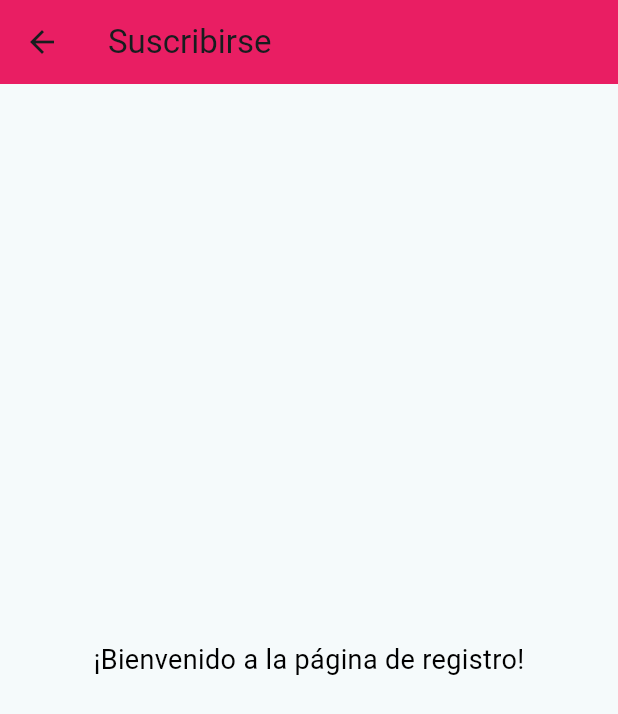
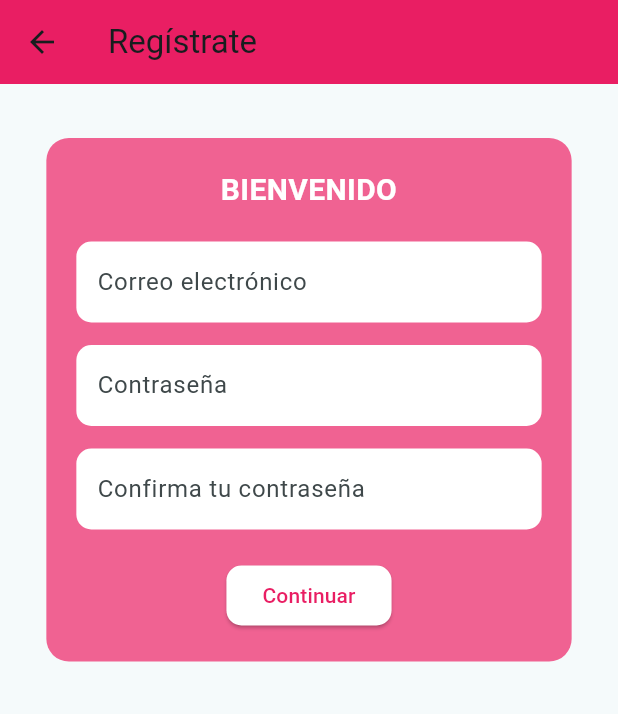
Before and after one commit to Sofia19c/AppFlutter, a Flutter app: the RegistratePage screen opened directly, on a phone screen of 412 x 824 dp. Shown: the top 714 px of the screen. Run offline on Flutter 3.47's test engine with Material 3 defaults, Android fonts, the phone set to English and light mode, and no system bars; our stand-ins replace youtube_player_flutter.

Commit message:
uni el boton de registrate en registrate y añadi contenido a la pagina

```diff
--- a/flutter_application_1/lib/pages/empezarAhora.dart
+++ b/flutter_application_1/lib/pages/empezarAhora.dart
@@ -9,6 +9,7 @@ void navigateToStart(BuildContext context) {
     MaterialPageRoute(builder: (context) => EmpezarAhoraPage()),
   );
 }
+
 
 // Clase para la página "Empezar Ahora"
 class EmpezarAhoraPage extends StatelessWidget {
--- a/flutter_application_1/lib/pages/registrate.dart
+++ b/flutter_application_1/lib/pages/registrate.dart
@@ -1,19 +1,97 @@
 import 'package:flutter/material.dart';
 
+
+void navigateToStart(BuildContext context) {
+    Navigator.push(
+    context,
+    MaterialPageRoute(builder: (context) => RegistratePage()),
+  );
+}
 class RegistratePage extends StatelessWidget {
   @override
   Widget build(BuildContext context) {
     return Scaffold(
       appBar: AppBar(
-        title: Text('Suscribirse'),
         backgroundColor: Colors.pink,
+        title: Text('Regístrate'),
       ),
-      body: Center(
-        child: Text(
-          '¡Bienvenido a la página de registro!',
-          style: TextStyle(fontSize: 18, color: Colors.black),
+      body: SingleChildScrollView(
+        child: Center(
+          child: Column(
+            children: [
+              SizedBox(height: 20),
+              Padding(
+                padding: const EdgeInsets.all(16.0),
+                child: Container(
+                  width: MediaQuery.of(context).size.width * 0.85,
+                  padding: const EdgeInsets.all(20.0),
+                  decoration: BoxDecoration(
+                    color: Colors.pink.shade300,
+                    borderRadius: BorderRadius.circular(15),
+                  ),
+                  child: Column(
+                    crossAxisAlignment: CrossAxisAlignment.center,
+                    children: [
+                      Text(
+                        'BIENVENIDO',
+                        textAlign: TextAlign.center,
+                        style: TextStyle(
+                          color: Colors.white,
+                          fontSize: 20,
+                          fontWeight: FontWeight.bold,
+                        ),
+                      ),
+                      SizedBox(height: 20),
+                      _buildTextField('Correo electrónico'),
+                      SizedBox(height: 15),
+                      _buildTextField('Contraseña', isPassword: true),
+                      SizedBox(height: 15),
+                      _buildTextField('Confirma tu contraseña', isPassword: true),
+                      SizedBox(height: 20),
+                      ElevatedButton(
+                        onPressed: () {
+                          // Lógica para continuar
+                          ScaffoldMessenger.of(context).showSnackBar(
+                            SnackBar(
+                              content: Text('¡Registro exitoso!'),
+                              duration: Duration(seconds: 2),
+                            ),
+                          );
+                        },
+                        style: ElevatedButton.styleFrom(
+                          backgroundColor: Colors.white,
+                          foregroundColor: Colors.pink,
+                          shape: RoundedRectangleBorder(
+                            borderRadius: BorderRadius.circular(10),
+                          ),
+                        ),
+                        child: Text('Continuar'),
+                      ),
+                    ],
+                  ),
+                ),
+              ),
+            ],
+          ),
         ),
       ),
     );
   }
+
+  // Widget para construir los TextFields
+  Widget _buildTextField(String hint, {bool isPassword = false}) {
+    return TextField(
+      obscureText: isPassword,
+      decoration: InputDecoration(
+        hintText: hint,
+        filled: true,
+        fillColor: Colors.white,
+        border: OutlineInputBorder(
+          borderRadius: BorderRadius.circular(10),
+          borderSide: BorderSide.none,
+        ),
+        contentPadding: EdgeInsets.symmetric(vertical: 15, horizontal: 10),
+      ),
+    );
+  }
 }
```
